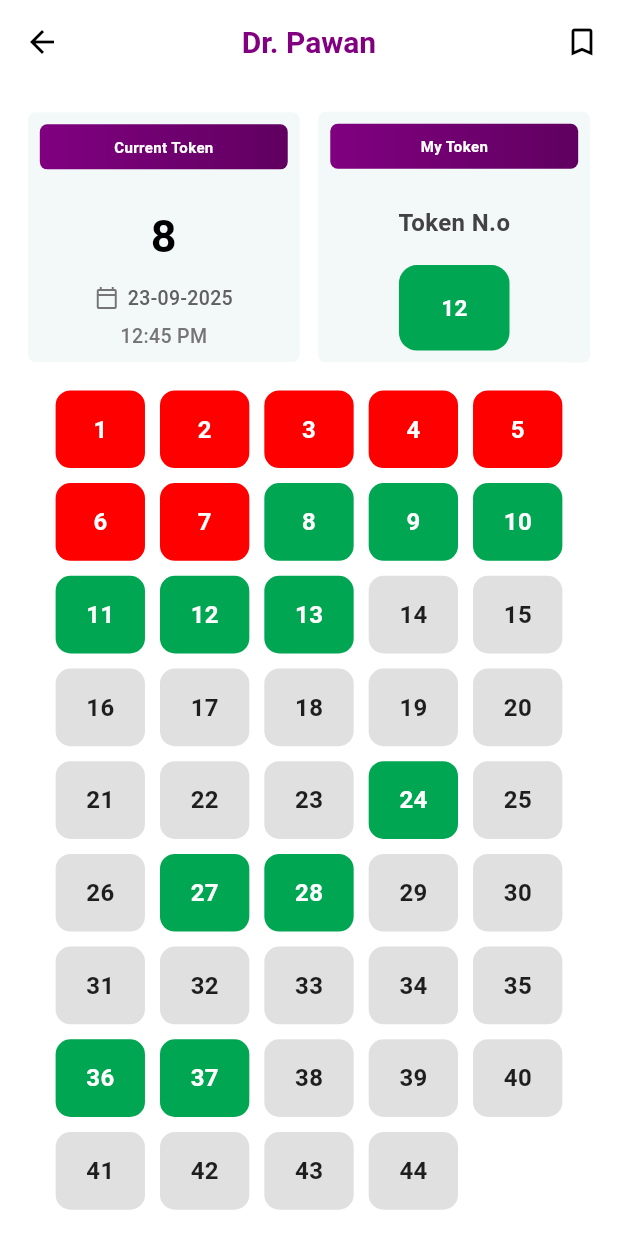
After one commit to shabna2018/doctorApp, a Flutter app: the TokenQueueScreen screen opened by its route, on a phone screen of 412 x 824 dp. The commit adds this screen. Run offline on Flutter 3.47's test engine with Material 3 defaults, Android fonts, the light colour scheme and no system bars.

Commit message:
changes updated in tokenqueue screen.

```diff
--- a/lib/routes/app_pages.dart
+++ b/lib/routes/app_pages.dart
@@ -3,11 +3,13 @@ import 'package:book_doctor_app/screens/alldoctorsscreen.dart';
 import 'package:book_doctor_app/screens/allhospitalscreen.dart';
 import 'package:book_doctor_app/screens/appointmentscreen.dart';
 import 'package:book_doctor_app/screens/homescreen.dart';
+import 'package:book_doctor_app/screens/hospitaldetail.dart';
 import 'package:book_doctor_app/screens/loginscreen.dart';
 import 'package:book_doctor_app/screens/mytokensscreen.dart';
 import 'package:book_doctor_app/screens/otpscreen.dart';
 import 'package:book_doctor_app/screens/reviewscreen.dart';
 import 'package:book_doctor_app/screens/splashscreen.dart';
+import 'package:book_doctor_app/screens/tokenqueuescreen.dart';
 import 'package:flutter/material.dart';
 
 class AppPages {
@@ -31,5 +33,11 @@ class AppPages {
       specialization: 'Denteeth',
       payment: 120.00,
     ),
+    Routes.tokenqueue: (context) =>
+        const TokenQueueScreen(doctorName: "Dr. Pawan"),
+    Routes.hospitaldetail: (context) => const HospitalDetailScreen(
+      hospitalName: "MG Hospital",
+      hospitalImage: 'assets/images/hospital1.png',
+    ),
   };
 }
--- a/lib/routes/app_routes.dart
+++ b/lib/routes/app_routes.dart
@@ -9,4 +9,6 @@ class Routes {
   static const String myreviews = '/myreviews';
   static const String showreview = '/showaddreview';
   static const String appointments = '/appointments';
+  static const String tokenqueue = '/tokenqueue';
+  static const String hospitaldetail = '/hospitaldetail';
 }
--- a/lib/screens/allhospitalscreen.dart
+++ b/lib/screens/allhospitalscreen.dart
@@ -1,4 +1,4 @@
-import 'package:book_doctor_app/screens/hospitaldetail.dart';
+import 'package:book_doctor_app/routes/app_routes.dart';
 import 'package:flutter/material.dart';
 
 class AllHospitalsScreen extends StatefulWidget {
@@ -184,13 +184,7 @@ class _AllHospitalsScreenState extends State<AllHospitalsScreen> {
 
     return GestureDetector(
       onTap: () {
-        Navigator.push(
-          context,
-          MaterialPageRoute(
-            builder: (context) =>
-                HospitalDetailScreen(hospitalName: name, hospitalImage: image),
-          ),
-        );
+        Navigator.pushNamed(context, Routes.hospitaldetail);
       },
       child: Container(
         padding: EdgeInsets.all(cardPadding),
--- a/lib/screens/homescreen.dart
+++ b/lib/screens/homescreen.dart
@@ -1,5 +1,4 @@
 import 'package:book_doctor_app/routes/app_routes.dart';
-import 'package:book_doctor_app/screens/hospitaldetail.dart';
 import 'package:flutter/material.dart';
 
 class HomeScreen extends StatefulWidget {
@@ -571,14 +570,7 @@ class _HomeScreenState extends State<HomeScreen> {
 
     return GestureDetector(
       onTap: () {
-        // Navigate to Hospital Detail Screen when card is tapped
-        Navigator.push(
-          context,
-          MaterialPageRoute(
-            builder: (context) =>
-                HospitalDetailScreen(hospitalName: name, hospitalImage: image),
-          ),
-        );
+        Navigator.pushNamed(context, Routes.hospitaldetail);
       },
       child: Container(
         padding: EdgeInsets.all(cardPadding),
--- a/lib/screens/mytokensscreen.dart
+++ b/lib/screens/mytokensscreen.dart
@@ -1,4 +1,4 @@
-import 'package:book_doctor_app/screens/reviewscreen.dart';
+import 'package:book_doctor_app/routes/app_routes.dart';
 import 'package:flutter/material.dart';
 
 class MyTokensScreen extends StatefulWidget {
@@ -223,16 +223,7 @@ class _MyTokensScreenState extends State<MyTokensScreen> {
 
     return GestureDetector(
       onTap: () {
-        Navigator.push(
-          context,
-          MaterialPageRoute(
-            builder: (context) => ReviewsScreen(
-              doctorName: doctorName,
-              doctorImage: image,
-              rating: rating,
-            ),
-          ),
-        );
+        Navigator.pushNamed(context, Routes.myreviews);
       },
       child: Container(
         padding: EdgeInsets.all(cardPadding),
--- a/lib/screens/reviewscreen.dart
+++ b/lib/screens/reviewscreen.dart
@@ -1,3 +1,4 @@
+import 'package:book_doctor_app/routes/app_routes.dart';
 import 'package:book_doctor_app/screens/showaddreview.dart';
 import 'package:flutter/material.dart';
 
@@ -7,11 +8,11 @@ class ReviewsScreen extends StatelessWidget {
   final double rating;
 
   const ReviewsScreen({
-    Key? key,
+    super.key,
     required this.doctorName,
     required this.doctorImage,
     required this.rating,
-  }) : super(key: key);
+  });
 
   @override
   Widget build(BuildContext context) {
@@ -43,7 +44,7 @@ class ReviewsScreen extends StatelessWidget {
             crossAxisAlignment: CrossAxisAlignment.start,
             children: [
               SizedBox(height: screenWidth * 0.01),
-              _buildDoctorHeader(screenWidth),
+              _buildDoctorHeader(screenWidth, context),
               SizedBox(height: screenWidth * 0.05),
               _buildStatsCards(screenWidth),
               SizedBox(height: screenWidth * 0.05),
@@ -57,8 +58,13 @@ class ReviewsScreen extends StatelessWidget {
     );
   }
 
-  Widget _buildDoctorHeader(double screenWidth) {
-    return Container(
+  Widget _buildDoctorHeader(double screenWidth, BuildContext context) {
+    return InkWell(
+      onTap: () {
+        Navigator.pushNamed(context, Routes.tokenqueue);
+      },
+      borderRadius: BorderRadius.circular(16),
+      child: Container(
         padding: EdgeInsets.all(screenWidth * 0.04),
         decoration: BoxDecoration(
           color: Colors.white,
@@ -177,6 +183,7 @@ class ReviewsScreen extends StatelessWidget {
               ),
             ),
           ],
+        ),
       ),
     );
   }
--- /dev/null
+++ b/lib/screens/tokenqueuescreen.dart
@@ -0,0 +1,277 @@
+import 'package:flutter/material.dart';
+
+class TokenQueueScreen extends StatefulWidget {
+  final String doctorName;
+
+  const TokenQueueScreen({super.key, required this.doctorName});
+
+  @override
+  State<TokenQueueScreen> createState() => _TokenQueueScreenState();
+}
+
+class _TokenQueueScreenState extends State<TokenQueueScreen> {
+  bool isCurrentToken = true;
+
+  @override
+  Widget build(BuildContext context) {
+    final screenWidth = MediaQuery.of(context).size.width;
+
+    return Scaffold(
+      backgroundColor: Colors.white,
+      appBar: AppBar(
+        backgroundColor: Colors.white,
+        elevation: 0,
+        leading: IconButton(
+          icon: const Icon(Icons.arrow_back, color: Colors.black),
+          onPressed: () => Navigator.pop(context),
+        ),
+        title: Text(
+          widget.doctorName,
+          style: const TextStyle(
+            color: Color(0xFF800080),
+            fontSize: 20,
+            fontWeight: FontWeight.bold,
+          ),
+        ),
+        centerTitle: true,
+        actions: [
+          IconButton(
+            icon: const Icon(Icons.bookmark_border, color: Colors.black),
+            onPressed: () {},
+          ),
+        ],
+      ),
+      body: SingleChildScrollView(
+        child: Padding(
+          padding: EdgeInsets.all(screenWidth * 0.045),
+          child: Column(
+            children: [
+              Row(
+                children: [
+                  Expanded(child: _buildCurrentTokenCard(screenWidth)),
+                  SizedBox(width: screenWidth * 0.03),
+                  Expanded(child: _buildMyTokenCard(screenWidth)),
+                ],
+              ),
+              _buildTokenGrid(screenWidth),
+            ],
+          ),
+        ),
+      ),
+    );
+  }
+
+  Widget _buildCurrentTokenCard(double screenWidth) {
+    return Container(
+      padding: EdgeInsets.symmetric(horizontal: 8, vertical: 8),
+      decoration: BoxDecoration(
+        color: Color(0xFFF2F9F8),
+        borderRadius: BorderRadius.circular(5),
+      ),
+      child: Column(
+        children: [
+          Container(
+            padding: const EdgeInsets.symmetric(vertical: 8, horizontal: 8),
+            decoration: BoxDecoration(
+              gradient: const LinearGradient(
+                colors: [Color(0xFF800080), Color(0xFF600060)],
+              ),
+              borderRadius: BorderRadius.circular(5),
+            ),
+            child: const Center(
+              child: Text(
+                'Current Token',
+                style: TextStyle(
+                  color: Colors.white,
+                  fontSize: 10,
+                  fontWeight: FontWeight.w600,
+                ),
+              ),
+            ),
+          ),
+          SizedBox(height: 30),
+          const Text(
+            '8',
+            style: TextStyle(
+              fontSize: 30,
+              fontWeight: FontWeight.bold,
+              color: Colors.black,
+              height: 1,
+            ),
+          ),
+          SizedBox(height: screenWidth * 0.04),
+          Row(
+            mainAxisAlignment: MainAxisAlignment.center,
+            children: [
+              Icon(
+                Icons.calendar_today_outlined,
+                size: 16,
+                color: Colors.grey.shade600,
+              ),
+              const SizedBox(width: 6),
+              Text(
+                '23-09-2025',
+                style: TextStyle(
+                  fontSize: 13,
+                  color: Colors.grey.shade700,
+                  fontWeight: FontWeight.w500,
+                ),
+              ),
+            ],
+          ),
+          const SizedBox(height: 6),
+          Text(
+            '12:45 PM',
+            style: TextStyle(
+              fontSize: 13,
+              color: Colors.grey.shade600,
+              fontWeight: FontWeight.w500,
+            ),
+          ),
+        ],
+      ),
+    );
+  }
+
+  Widget _buildMyTokenCard(double screenWidth) {
+    return Container(
+      padding: EdgeInsets.symmetric(horizontal: 8, vertical: 8),
+      decoration: BoxDecoration(
+        color: Color(0xFFF2F9F8),
+        borderRadius: BorderRadius.circular(5),
+      ),
+      child: Column(
+        children: [
+          Container(
+            padding: const EdgeInsets.symmetric(vertical: 8, horizontal: 8),
+            decoration: BoxDecoration(
+              gradient: const LinearGradient(
+                colors: [Color(0xFF800080), Color(0xFF600060)],
+              ),
+              borderRadius: BorderRadius.circular(5),
+            ),
+            child: const Center(
+              child: Text(
+                'My Token',
+                style: TextStyle(
+                  color: Colors.white,
+                  fontSize: 10,
+                  fontWeight: FontWeight.w600,
+                ),
+              ),
+            ),
+          ),
+          SizedBox(height: screenWidth * 0.06),
+          Text(
+            'Token N.o',
+            style: TextStyle(
+              fontSize: 16,
+              color: Colors.grey.shade800,
+              fontWeight: FontWeight.w600,
+            ),
+          ),
+          SizedBox(height: screenWidth * 0.04),
+          Container(
+            padding: const EdgeInsets.symmetric(horizontal: 28, vertical: 18),
+            decoration: BoxDecoration(
+              color: const Color(0xFF00A651),
+              borderRadius: BorderRadius.circular(12),
+            ),
+            child: const Text(
+              '12',
+              style: TextStyle(
+                fontSize: 15,
+                fontWeight: FontWeight.bold,
+                color: Colors.white,
+              ),
+            ),
+          ),
+        ],
+      ),
+    );
+  }
+
+  Widget _buildTokenGrid(double screenWidth) {
+    return Container(
+      padding: EdgeInsets.all(screenWidth * 0.045),
+      decoration: BoxDecoration(
+        color: Colors.white,
+        borderRadius: BorderRadius.circular(16),
+      ),
+      child: _buildTokenNumbersGrid(screenWidth),
+    );
+  }
+
+  Widget _buildTokenNumbersGrid(double screenWidth) {
+    final Map<int, String> tokenStatus = {
+      1: 'booked',
+      2: 'booked',
+      3: 'booked',
+      4: 'booked',
+      5: 'booked',
+      6: 'booked',
+      7: 'booked',
+      8: 'completed',
+      9: 'completed',
+      10: 'completed',
+      11: 'completed',
+      12: 'completed',
+      13: 'completed',
+      24: 'completed',
+      27: 'completed',
+      28: 'completed',
+      36: 'completed',
+      37: 'completed',
+    };
+
+    return GridView.builder(
+      shrinkWrap: true,
+      physics: const NeverScrollableScrollPhysics(),
+      gridDelegate: const SliverGridDelegateWithFixedCrossAxisCount(
+        crossAxisCount: 5,
+        crossAxisSpacing: 10,
+        mainAxisSpacing: 10,
+        childAspectRatio: 1.15,
+      ),
+      itemCount: 44,
+      itemBuilder: (context, index) {
+        final tokenNumber = index + 1;
+        final status = tokenStatus[tokenNumber] ?? 'available';
+
+        Color backgroundColor;
+        Color textColor;
+
+        switch (status) {
+          case 'booked':
+            backgroundColor = const Color(0xFFFF0000);
+            textColor = Colors.white;
+            break;
+          case 'completed':
+            backgroundColor = const Color(0xFF00A651);
+            textColor = Colors.white;
+            break;
+          default:
+            backgroundColor = Colors.grey.shade300;
+            textColor = Colors.black87;
+        }
+
+        return Container(
+          decoration: BoxDecoration(
+            color: backgroundColor,
+            borderRadius: BorderRadius.circular(10),
+          ),
+          child: Center(
+            child: Text(
+              tokenNumber.toString(),
+              style: TextStyle(
+                fontSize: 16,
+                fontWeight: FontWeight.w600,
+                color: textColor,
+              ),
+            ),
+          ),
+        );
+      },
+    );
+  }
+}
```
Lines whose indentation alone changed are shown as unchanged.
